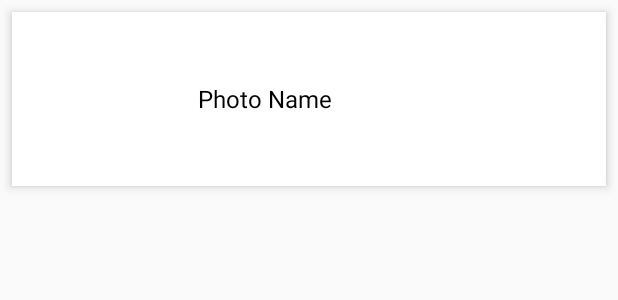
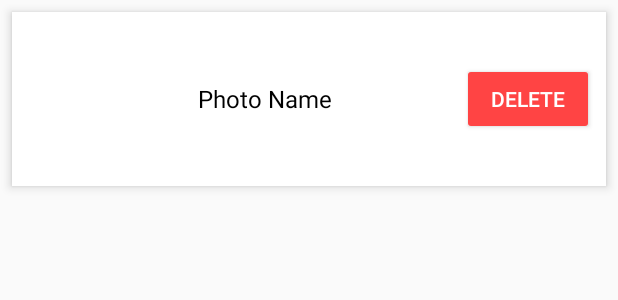
Before and after one commit to EdwardRoscu/photo-trail, an Android app built with Jetpack Compose: the layout photo_item.xml on its own in the app's theme, with its tools: preview values and no code run, on a phone screen of 412 x 824 dp. Shown: the top 300 px of the screen. Run offline under Robolectric (Android 15) with nearby library versions, the phone set to English and light mode, and no system bars.

Commit message:
photo deletion

```diff
--- a/app/src/main/java/com/example/phototrail/data/Photo.kt
+++ b/app/src/main/java/com/example/phototrail/data/Photo.kt
@@ -11,5 +11,5 @@ data class Photo(
     val latitude: Double,
     val longitude: Double,
     val name: String,
-    val number: Int
+    var number: Int
 )
--- a/app/src/main/res/layout/photo_item.xml
+++ b/app/src/main/res/layout/photo_item.xml
@@ -15,7 +15,6 @@
         android:textSize="16sp"
         android:layout_gravity="center_vertical"
         android:paddingEnd="8dp"
-        android:paddingRight="8dp"
         android:textColor="@android:color/black" />
 
     <ImageView
@@ -32,4 +31,19 @@
         android:padding="8dp"
         android:textSize="16sp"
         android:textColor="@android:color/black" />
+
+    <View
+        android:layout_width="0dp"
+        android:layout_height="0dp"
+        android:layout_weight="1" />
+
+    <Button
+        android:id="@+id/btnDeletePhoto"
+        android:layout_width="wrap_content"
+        android:layout_height="wrap_content"
+        android:text="Delete"
+        android:layout_gravity="center_vertical"
+        android:backgroundTint="@android:color/holo_red_light"
+        android:textColor="@android:color/white"
+        android:elevation="2dp" />
 </LinearLayout>
```
Also changed, not shown: app/src/main/java/com/example/phototrail/AlbumActivity.kt (+30 -4 lines), app/src/main/java/com/example/phototrail/data/PhotoDao.kt (+8 -0 lines), app/src/main/java/com/example/phototrail/ui/album/PhotoAdapter.kt (+9 -4 lines).
